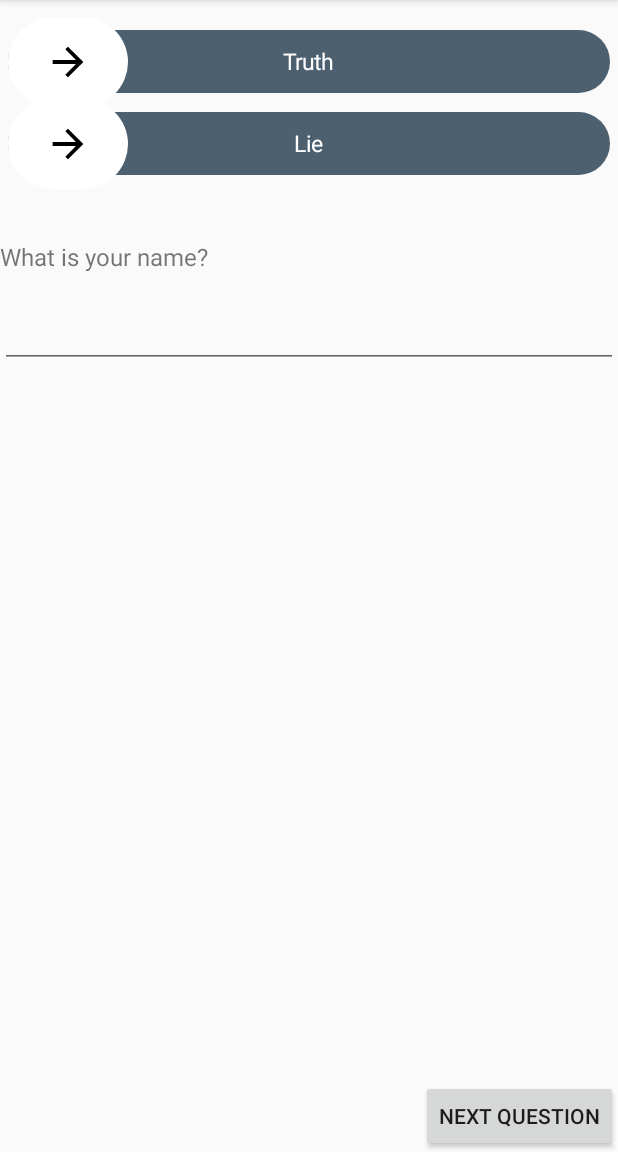
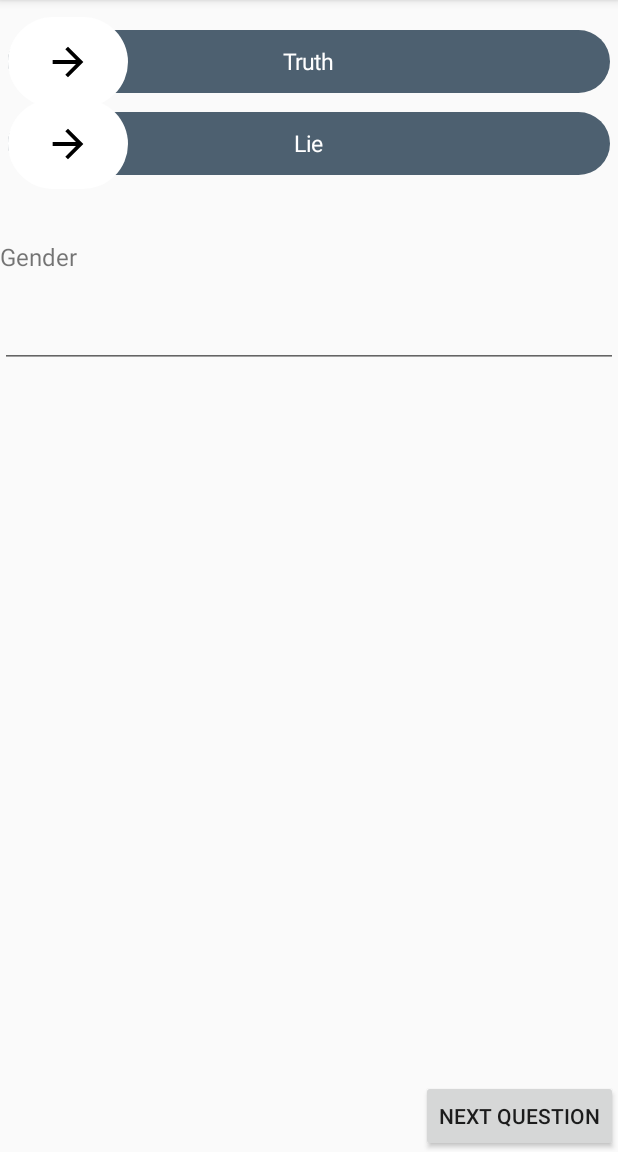
Before and after one commit to Neginysh/MIS-Project, an Android app: the MainActivity screen opened directly, with no data from a screen before it, after a tap on "NEXT QUESTION", on a phone screen of 412 x 824 dp, the part 84-1236 px from its top. Run offline under Robolectric (Android 15) with nearby library versions, the phone set to English and light mode, and no system bars.

Commit message:
DB modified

```diff
--- a/app/src/main/AndroidManifest.xml
+++ b/app/src/main/AndroidManifest.xml
@@ -9,7 +9,7 @@
         android:roundIcon="@mipmap/ic_launcher_round"
         android:supportsRtl="true"
         android:theme="@style/AppTheme">
-        <activity android:name=".MainActivity"></activity>
+        <activity android:name=".MainActivity" />
         <activity android:name=".UserActivity">
             <intent-filter>
                 <action android:name="android.intent.action.MAIN" />
@@ -17,6 +17,7 @@
                 <category android:name="android.intent.category.LAUNCHER" />
             </intent-filter>
         </activity>
+        <activity android:name=".FinishActivity"></activity>
     </application>
 
 </manifest>
--- a/app/src/main/java/com/example/lenovocom/lieortruth/MainActivity.java
+++ b/app/src/main/java/com/example/lenovocom/lieortruth/MainActivity.java
@@ -1,6 +1,6 @@
 package com.example.lenovocom.lieortruth;
 
-import android.content.Context;
+import android.content.Intent;
 import android.hardware.Sensor;
 import android.hardware.SensorEvent;
 import android.hardware.SensorEventListener;
@@ -9,50 +9,63 @@ import android.support.v7.app.AppCompatActivity;
 import android.os.Bundle;
 import android.text.Editable;
 import android.text.TextWatcher;
-import android.util.Log;
 import android.view.MotionEvent;
 import android.view.View;
+import android.view.ViewGroup;
 import android.widget.Button;
 import android.widget.EditText;
 import android.widget.TextView;
 import android.widget.Toast;
 
-import java.io.BufferedWriter;
-import java.io.File;
-import java.io.FileWriter;
-import java.io.IOException;
-import java.io.OutputStreamWriter;
+import com.example.lenovocom.lieortruth.dataAccess.AnswerFeatureDataAccess;
+import com.example.lenovocom.lieortruth.dataAccess.QuestionDataAccess;
+import com.example.lenovocom.lieortruth.dataAccess.TestDataAccess;
+import com.example.lenovocom.lieortruth.entities.Question;
+import com.example.lenovocom.lieortruth.entities.Test;
+
 import java.util.ArrayList;
+import java.util.Calendar;
+import java.util.Collections;
+import java.util.Date;
 import java.util.List;
 
 
 public class MainActivity extends AppCompatActivity implements View.OnFocusChangeListener, TextWatcher, SensorEventListener, View.OnClickListener, View.OnTouchListener {
+
     SwipeButton swipeButtonTruth;
     SwipeButton swipeButtonLie;
     TextView textView;
     EditText editText;
     Button button;
-
     Sensor sensor;
     SensorManager sensorManager;
     float sensorX, sensorY, sensorZ, sensorM;
-    List<Float> listSensorX =  new ArrayList<>();
-    List<Float>listSensorY = new ArrayList<>();
-    List<Float>listSensorZ = new ArrayList<>();
-    List<Float>listSensorM = new ArrayList<>();
+    List<Float> listSensorX = new ArrayList<>();
+    List<Float> listSensorY = new ArrayList<>();
+    List<Float> listSensorZ = new ArrayList<>();
+    List<Float> listSensorM = new ArrayList<>();
     float avgSensorX, avgSensorY, avgSensorZ, avgSensorM;
-
-    List<Float> btnPressureList = new ArrayList<>();
-
     double swipeButtonTruthDuration = 0;
     double swipeButtonLieDuration = 0;
     long etLastDown = 0;
     long etLastDuration = 0;
-    String etAnswer = null;
+    long answerTimeLastDown = 0;
+    double answerTime = 0;
+    String etAnswer = "";
+    float pressure = 0;
+    List<Float> btnPressureList = new ArrayList<>();
+    int btnPressureListNo = 0;
+    float btnPressureListMax = 0;
+    float btnPressureListAvg = 0;
 
+    List<Question> questions;
+    QuestionDataAccess questionDataAccess;
+    int currentQuestionNo = 0;
 
-    DataBaseHandler dataBaseHandler;
-    static final String DB_NAME = "featuresDB.sql";
+    TestDataAccess testDataAccess;
+    Test test;
+
+    AnswerFeatureDataAccess answerFeatureDataAccess = new AnswerFeatureDataAccess(this);
 
 
     @Override
@@ -60,6 +73,7 @@ public class MainActivity extends AppCompatActivity implements View.OnFocusChang
         super.onCreate(savedInstanceState);
         setContentView(R.layout.activity_main);
         init();
+        questionsInit();
 
         // To calculate the time typing the answer in edittext the time is considered from when the user tap on editttext(Focus) till the last change they make on edittext
         editText.setOnFocusChangeListener(this);
@@ -73,6 +87,7 @@ public class MainActivity extends AppCompatActivity implements View.OnFocusChang
 
 
     void init() {
+
         swipeButtonTruth = (SwipeButton) findViewById(R.id.swipe_truth_a);
         swipeButtonLie = (SwipeButton) findViewById(R.id.swipe_lie_a);
         textView = (TextView) findViewById(R.id.question_a);
@@ -85,7 +100,7 @@ public class MainActivity extends AppCompatActivity implements View.OnFocusChang
             public void onStateChange(boolean active) {
                 if (active) swipeButtonLie.setEnabled(false);
                 else swipeButtonLie.setEnabled(true);
-                Toast.makeText(MainActivity.this, swipeButtonTruth.swipeDuration() + " " + active, Toast.LENGTH_SHORT).show();
+//                Toast.makeText(MainActivity.this, swipeButtonTruth.swipeDuration() + " " + active, Toast.LENGTH_SHORT).show();
                 swipeButtonTruthDuration = swipeButtonTruth.swipeDuration();
             }
         });
@@ -94,7 +109,7 @@ public class MainActivity extends AppCompatActivity implements View.OnFocusChang
             public void onStateChange(boolean active) {
                 if (active) swipeButtonTruth.setEnabled(false);
                 else swipeButtonTruth.setEnabled(true);
-                Toast.makeText(MainActivity.this, swipeButtonLie.swipeDuration() + " " + active, Toast.LENGTH_SHORT).show();
+//                Toast.makeText(MainActivity.this, swipeButtonLie.swipeDuration() + " " + active, Toast.LENGTH_SHORT).show();
                 swipeButtonLieDuration = swipeButtonLie.swipeDuration();
             }
         });
@@ -103,32 +118,33 @@ public class MainActivity extends AppCompatActivity implements View.OnFocusChang
         sensor = sensorManager.getDefaultSensor(Sensor.TYPE_ACCELEROMETER);
         sensorManager.registerListener(this, sensor, sensorManager.SENSOR_DELAY_NORMAL);
 
-        dataBaseHandler = new DataBaseHandler(MainActivity.this, DB_NAME, null, 1);
+
     }
 
     @Override
     public void onFocusChange(View v, boolean hasFocus) {
         etLastDown = 0;                                     // if edidtext is focused again
         etLastDown = System.currentTimeMillis();
-        Toast.makeText(MainActivity.this, etLastDown + "", Toast.LENGTH_SHORT).show();
+//        Toast.makeText(MainActivity.this, etLastDown + "", Toast.LENGTH_SHORT).show();
     }
 
 
+    @Override
+    public void beforeTextChanged(CharSequence s, int start, int count, int after) {
+    }
 
     @Override
-    public void beforeTextChanged(CharSequence s, int start, int count, int after) {}
-    @Override
-    public void onTextChanged(CharSequence s, int start, int before, int count) {}
+    public void onTextChanged(CharSequence s, int start, int before, int count) {
+    }
+
     @Override
     public void afterTextChanged(Editable s) {
         if (etLastDown == 0)
             etLastDown = System.currentTimeMillis();
         etLastDuration = System.currentTimeMillis() - etLastDown;
-        Toast.makeText(MainActivity.this, etLastDuration + "", Toast.LENGTH_SHORT).show();
+//        Toast.makeText(MainActivity.this, etLastDuration + "", Toast.LENGTH_SHORT).show();
 
     }
-
-
 
 
     @Override
@@ -137,8 +153,6 @@ public class MainActivity extends AppCompatActivity implements View.OnFocusChang
         sensorY = event.values[1];
         sensorZ = event.values[2];
         sensorM = magnitude(event.values[0], event.values[1], event.values[2]);
-//        Toast.makeText(this, "x :  " + sensorX + " y :  " + sensorY + " z :  " + sensorZ + " m :  " + sensorM, Toast.LENGTH_SHORT).show();
-//        writeToFile(Double.toString(sensorX) ,MainActivity.this); // on internal storage???
         listSensorX.add(sensorX);
         listSensorY.add(sensorY);
         listSensorZ.add(sensorZ);
@@ -155,22 +169,22 @@ public class MainActivity extends AppCompatActivity implements View.OnFocusChang
         return (float) Math.sqrt(x * x + y * y + z * z);
     }
 
-    private float average(List<Float> sensorDataList) {
+    private float average(List<Float> dataList) {
         float temp = 0;
-        if (sensorDataList == null)
+        if (dataList == null)
             return 0;
         else {
-            for (int i = 0; i < sensorDataList.size(); i++) {
-                temp = temp + sensorDataList.get(i);
+            for (int i = 0; i < dataList.size(); i++) {
+                temp = temp + dataList.get(i);
             }
-            return temp / sensorDataList.size();
+            return temp / dataList.size();
         }
     }
 
     @Override
     public void onClick(View v) {
 
-        if (v.getId() == R.id.next)
+        if (v.getId() == R.id.next) {
 //            Toast.makeText(MainActivity.this, editText.getText().toString(), Toast.LENGTH_SHORT).show();
 
             sensorManager.unregisterListener(MainActivity.this);
@@ -182,16 +196,11 @@ public class MainActivity extends AppCompatActivity implements View.OnFocusChang
 
             etAnswer = editText.getText().toString();
 
+            answerTime = System.currentTimeMillis() - answerTimeLastDown;
 
-//        dataBaseHandler.insertToDB(avgSensorX,
-//                avgSensorY,
-//                avgSensorZ,
-//                avgSensorM,
-//                etLastDuration,
-//                swipeButtonTruthDuration,
-//                swipeButtonLieDuration);
+        }
 
-
+        fetchNextQuestion();
     }
 
 
@@ -210,12 +219,80 @@ public class MainActivity extends AppCompatActivity implements View.OnFocusChang
     //measure pressure on button when touched
     @Override
     public boolean onTouch(View v, MotionEvent event) {
-        float pressure = 1000;
         if (v.getId() == R.id.next) {
             pressure = event.getPressure();
-            Toast.makeText(this, pressure + "", Toast.LENGTH_SHORT).show();
+//            Toast.makeText(this, pressure + "", Toast.LENGTH_SHORT).show();
             btnPressureList.add(pressure);
+            btnPressureListNo = btnPressureList.size();
+            btnPressureListMax = Collections.max(btnPressureList);
+            btnPressureListAvg = average(btnPressureList);
         }
         return false;
     }
+
+
+    protected void questionsInit() {
+        testDataAccess = new TestDataAccess(this);
+        testDataAccess.open();
+        test = testDataAccess.Create(Calendar.getInstance().getTime().toString(), false);
+        testDataAccess.close();
+
+        questionDataAccess = new QuestionDataAccess(this);
+        questions = new ArrayList<Question>();
+        questionDataAccess.open();
+        questions = questionDataAccess.getAll();
+        questionDataAccess.close();
+        Collections.shuffle(questions);
+        showQuestion();
+
     }
+
+    private void showQuestion() {
+        textView.setText(questions.get(currentQuestionNo).getText());
+        resetFormStats();
+
+    }
+
+    private void resetFormStats() {
+        avgSensorX = 0;
+        avgSensorY = 0;
+        avgSensorZ = 0;
+        avgSensorM = 0;
+        swipeButtonTruthDuration = 0;
+        swipeButtonLieDuration = 0;
+        etLastDown = 0;
+        etLastDuration = 0;
+        etAnswer = "";
+        answerTime = 0;
+        pressure = 0;
+        btnPressureList = new ArrayList<>();
+        btnPressureListNo = 0;
+        btnPressureListMax = 0;
+        btnPressureListAvg = 0;
+        editText.clearFocus();
+        editText.setText("");
+
+        swipeButtonTruth.collapseButton(); //make initial state of swipe button disabled
+        swipeButtonLie.collapseButton();
+
+        answerTimeLastDown = System.currentTimeMillis();
+
+
+    }
+
+    private void fetchNextQuestion() {
+        answerFeatureDataAccess.open();
+        answerFeatureDataAccess.Create(test.getId(), questions.get(currentQuestionNo).getId(), avgSensorX, avgSensorY, avgSensorZ, avgSensorM, etLastDuration, swipeButtonTruthDuration, swipeButtonLieDuration, answerTime, btnPressureListMax, etAnswer, btnPressureListAvg, btnPressureListNo);
+        answerFeatureDataAccess.close();
+
+        if (currentQuestionNo < questions.size() - 1)
+            currentQuestionNo = currentQuestionNo + 1;
+        else {
+            Intent myIntent = new Intent(MainActivity.this, FinishActivity.class);
+            MainActivity.this.startActivity(myIntent);
+        }
+        showQuestion();
+    }
+
+
+}
--- a/app/src/main/java/com/example/lenovocom/lieortruth/dataAccess/AnswerFeatureDataAccess.java
+++ b/app/src/main/java/com/example/lenovocom/lieortruth/dataAccess/AnswerFeatureDataAccess.java
@@ -17,7 +17,6 @@ public class AnswerFeatureDataAccess {
 
     public static final String TABLE_NAME = "answer_features";
     public static final String COLUMN_ID = "id";
-    public static final String USER_ID = "userId";
     public static final String TEST_ID = "testId";
     public static final String QUESTION_ID = "questionId";
     public static final String SENSOR_X = "avgSensorX";
@@ -28,17 +27,18 @@ public class AnswerFeatureDataAccess {
     public static final String SB_TRUTH_DURATION = "swipeButtonTruthDuration";
     public static final String SB_LIE_DURATION = "swipeButtonLieDuration";
     public static final String ANSWER_TIME = "answerTime";
-    public static final String BUTTON_PRESSURE = "btnPressure";
+    public static final String BUTTON_PRESSURE_MAX = "btnPressure";
     public static final String ET_ANSWER = "etAnswer";
+    public static final String BUTTON_PRESSURE_AVG = "btnPressureListAvg";
+    public static final String BUTTON_PRESSURE_NO = "btnPressureListNo";
 
 
-    private String[] allColumns = {COLUMN_ID, USER_ID, TEST_ID, QUESTION_ID, SENSOR_X, SENSOR_Y, SENSOR_Z, SENSOR_M, ET_DURATION, SB_TRUTH_DURATION, SB_LIE_DURATION, ANSWER_TIME, BUTTON_PRESSURE, ET_ANSWER};
+    private String[] allColumns = {COLUMN_ID, TEST_ID, QUESTION_ID, SENSOR_X, SENSOR_Y, SENSOR_Z, SENSOR_M, ET_DURATION, SB_TRUTH_DURATION, SB_LIE_DURATION, ANSWER_TIME, BUTTON_PRESSURE_MAX, ET_ANSWER, BUTTON_PRESSURE_AVG, BUTTON_PRESSURE_NO};
 
     // Create table SQL query
     public static final String CREATE_TABLE =
             "CREATE TABLE " + TABLE_NAME + "("
                     + COLUMN_ID + " INTEGER PRIMARY KEY AUTOINCREMENT,"
-                    + USER_ID + " INT,"
                     + TEST_ID + " INT,"
                     + QUESTION_ID + " INT,"
                     + SENSOR_X + " REAL,"
@@ -49,11 +49,13 @@ public class AnswerFeatureDataAccess {
                     + SB_TRUTH_DURATION + " REAL,"
                     + SB_LIE_DURATION + " REAL,"
                     + ANSWER_TIME + " REAL,"
-                    + BUTTON_PRESSURE + " REAL"
-                    + ET_ANSWER + " TEXT"
+                    + BUTTON_PRESSURE_MAX + " REAL,"
+                    + ET_ANSWER + " TEXT,"
+                    + BUTTON_PRESSURE_AVG + " REAL,"
+                    + BUTTON_PRESSURE_NO + " INT"
                     + ")";
 
-    public void AnswerFeatureDataAccess(Context context) {
+    public AnswerFeatureDataAccess(Context context) {
         dbHelper = new DatabaseHelper(context);
     }
 
@@ -65,11 +67,10 @@ public class AnswerFeatureDataAccess {
         dbHelper.close();
     }
 
-    public AnswerFeature Create(int userId, int testID, int questionId, double sensorX, double sensorY, double sensorZ, double sensorM,
-                                long etDuration, double sbTruth, double sbLie, double answerTime, float btnPressure, String etAnswer)
+    public AnswerFeature Create(int testID, int questionId, double sensorX, double sensorY, double sensorZ, double sensorM,
+                                long etDuration, double sbTruth, double sbLie, double answerTime, float btnPressure, String etAnswer, float btnPressureListAvg, int btnPressureListNo)
     {
         ContentValues values = new ContentValues();
-        values.put(USER_ID, userId);
         values.put(TEST_ID, testID);
         values.put(QUESTION_ID, questionId);
         values.put(SENSOR_X, sensorX);
@@ -80,10 +81,12 @@ public class AnswerFeatureDataAccess {
         values.put(SB_TRUTH_DURATION, sbTruth);
         values.put(SB_LIE_DURATION, sbLie);
         values.put(ANSWER_TIME, answerTime);
-        values.put(BUTTON_PRESSURE, btnPressure);
+        values.put(BUTTON_PRESSURE_MAX, btnPressure);
         values.put(ET_ANSWER, etAnswer);
+        values.put(BUTTON_PRESSURE_AVG, btnPressureListAvg);
+        values.put(BUTTON_PRESSURE_NO, btnPressureListNo);
 
-        long insertId = database.insert(TABLE_NAME, null, values);
+        long insertId = database.insertOrThrow(TABLE_NAME, null, values);
         Cursor cursor = database.query(TABLE_NAME, allColumns,COLUMN_ID + " = " + insertId, null,
                 null, null, null);
         cursor.moveToFirst();
@@ -119,7 +122,6 @@ public class AnswerFeatureDataAccess {
     public void update(AnswerFeature answerFeature){
         int id = answerFeature.getId();
         ContentValues values = new ContentValues();
-        values.put(USER_ID, answerFeature.getUserId());
         values.put(TEST_ID, answerFeature.getTestId());
         values.put(QUESTION_ID, answerFeature.getQuestionId());
         values.put(SENSOR_X, answerFeature.getAvgSensorX());
@@ -130,8 +132,10 @@ public class AnswerFeatureDataAccess {
         values.put(SB_TRUTH_DURATION, answerFeature.getSwipeButtonTruthDuration());
         values.put(SB_LIE_DURATION, answerFeature.getSwipeButtonLieDuration());
         values.put(ANSWER_TIME, answerFeature.getAnswerTime());
-        values.put(BUTTON_PRESSURE, answerFeature.getBtnPressure());
+        values.put(BUTTON_PRESSURE_MAX, answerFeature.getBtnPressureMax());
         values.put(ET_ANSWER, answerFeature.getEtAnswer());
+        values.put(BUTTON_PRESSURE_AVG, answerFeature.getBtnPressureListAvg());
+        values.put(BUTTON_PRESSURE_NO, answerFeature.getEtAnswer());
         database.update(TABLE_NAME, values, COLUMN_ID + " = " + id, null);
     }
 
@@ -140,19 +144,20 @@ public class AnswerFeatureDataAccess {
         AnswerFeature answerFeature = new AnswerFeature();
 
         answerFeature.setId(cursor.getInt(0));
-        answerFeature.setUserId(cursor.getInt(1));
-        answerFeature.setTestId(cursor.getInt(2));
-        answerFeature.setQuestionId(cursor.getInt(3));
-        answerFeature.setAvgSensorX(cursor.getDouble(4));
-        answerFeature.setAvgSensorY(cursor.getDouble(5));
-        answerFeature.setAvgSensorZ(cursor.getDouble(6));
-        answerFeature.setAvgSensorM(cursor.getDouble(7));
-        answerFeature.setEtDuration(cursor.getLong(8));
-        answerFeature.setSwipeButtonTruthDuration(cursor.getDouble(9));
-        answerFeature.setSwipeButtonLieDuration(cursor.getDouble(10));
-        answerFeature.setAnswerTime(cursor.getDouble(11));
-        answerFeature.setBtnPressure(cursor.getFloat(12));
-        answerFeature.setEtAnswer(cursor.getString(13));
+        answerFeature.setTestId(cursor.getInt(1));
+        answerFeature.setQuestionId(cursor.getInt(2));
+        answerFeature.setAvgSensorX(cursor.getDouble(3));
+        answerFeature.setAvgSensorY(cursor.getDouble(4));
+        answerFeature.setAvgSensorZ(cursor.getDouble(5));
+        answerFeature.setAvgSensorM(cursor.getDouble(6));
+        answerFeature.setEtDuration(cursor.getLong(7));
+        answerFeature.setSwipeButtonTruthDuration(cursor.getDouble(8));
+        answerFeature.setSwipeButtonLieDuration(cursor.getDouble(9));
+        answerFeature.setAnswerTime(cursor.getDouble(10));
+        answerFeature.setBtnPressureMax(cursor.getFloat(11));
+        answerFeature.setEtAnswer(cursor.getString(12));
+        answerFeature.setBtnPressureListAvg(cursor.getFloat(13));
+        answerFeature.setBtnPressureListNo(cursor.getInt(14));
 
         return answerFeature;
     }
--- a/app/src/main/java/com/example/lenovocom/lieortruth/dataAccess/TestDataAccess.java
+++ b/app/src/main/java/com/example/lenovocom/lieortruth/dataAccess/TestDataAccess.java
@@ -34,7 +34,7 @@ public class TestDataAccess {
                     + SENT_TO_SERVER + " BOOLEAN"
                     + ")";
 
-    public void TestDataAccess(Context context) {
+    public TestDataAccess(Context context) {
         dbHelper = new DatabaseHelper(context);
     }
 
--- a/app/src/main/java/com/example/lenovocom/lieortruth/dataAccess/UserDataAccess.java
+++ b/app/src/main/java/com/example/lenovocom/lieortruth/dataAccess/UserDataAccess.java
@@ -6,6 +6,7 @@ import android.database.Cursor;
 import android.database.SQLException;
 import android.database.sqlite.SQLiteDatabase;
 
+import com.example.lenovocom.lieortruth.UserActivity;
 import com.example.lenovocom.lieortruth.entities.User;
 
 import java.util.ArrayList;
@@ -34,7 +35,8 @@ public class UserDataAccess {
                     + COLUMN_AGE + " INT"
                     + ")";
 
-    public void UserDataAccess(Context context) {
+
+    public UserDataAccess(Context context) {
         dbHelper = new DatabaseHelper(context);
     }
 
--- a/app/src/main/java/com/example/lenovocom/lieortruth/entities/AnswerFeature.java
+++ b/app/src/main/java/com/example/lenovocom/lieortruth/entities/AnswerFeature.java
@@ -5,7 +5,6 @@ public class AnswerFeature {
     private int id;
     private int testId;
     private int questionId;
-    private int userId;
     private double avgSensorX;
     private double avgSensorY;
     private double avgSensorZ;
@@ -14,16 +13,33 @@ public class AnswerFeature {
     private double swipeButtonTruthDuration;
     private double swipeButtonLieDuration;
     private double answerTime;
-    private float btnPressure;
+    private float btnPressureMax;
     private String etAnswer;
+    int btnPressureListNo;
+    float btnPressureListAvg;
 
     public AnswerFeature() {
     }
 
 
-    public AnswerFeature(int id, int testId, int questionId, int userId, double avgSensorX, double avgSensorY, double avgSensorZ, double avgSensorM, long etDuration, double swipeButtonTruthDuration, double swipeButtonLieDuration, double answerTime, float btnPressure, String etAnswer) {
+    public int getBtnPressureListNo() {
+        return btnPressureListNo;
+    }
+
+    public void setBtnPressureListNo(int btnPressureListNo) {
+        this.btnPressureListNo = btnPressureListNo;
+    }
+
+    public float getBtnPressureListAvg() {
+        return btnPressureListAvg;
+    }
+
+    public void setBtnPressureListAvg(float btnPressureListAvg) {
+        this.btnPressureListAvg = btnPressureListAvg;
+    }
+
+    public AnswerFeature(int id, int testId, int questionId, double avgSensorX, double avgSensorY, double avgSensorZ, double avgSensorM, long etDuration, double swipeButtonTruthDuration, double swipeButtonLieDuration, double answerTime, float btnPressureMax, String etAnswer, int btnPressureListNo, float btnPressureListAvg) {
         this.id = id;
-        this.userId = userId;
         this.testId = testId;
         this.questionId = questionId;
         this.avgSensorX = avgSensorX;
@@ -34,8 +50,11 @@ public class AnswerFeature {
         this.swipeButtonTruthDuration = swipeButtonTruthDuration;
         this.swipeButtonLieDuration = swipeButtonLieDuration;
         this.answerTime = answerTime;
-        this.btnPressure = btnPressure;
+        this.btnPressureMax = btnPressureMax;
         this.etAnswer = etAnswer;
+        this.btnPressureListAvg = btnPressureListAvg;
+        this.btnPressureListNo = btnPressureListNo;
+
 
     }
 
@@ -48,10 +67,6 @@ public class AnswerFeature {
     public void setId(int id) {
         this.id = id;
     }
-
-    public int getUserId() { return userId; }
-
-    public void setUserId(int userId) { this.userId = userId; }
 
     public int getTestId() {
         return testId;
@@ -133,12 +148,12 @@ public class AnswerFeature {
         this.answerTime = answerTime;
     }
 
-    public float getBtnPressure() {
-        return btnPressure;
+    public float getBtnPressureMax() {
+        return btnPressureMax;
     }
 
-    public void setBtnPressure(float btnPressure) {
-        this.btnPressure = btnPressure;
+    public void setBtnPressureMax(float btnPressureMax) {
+        this.btnPressureMax = btnPressureMax;
     }
 
     public String getEtAnswer() { return etAnswer; }
--- a/app/src/main/res/layout/activity_main.xml
+++ b/app/src/main/res/layout/activity_main.xml
@@ -4,6 +4,7 @@
     xmlns:tools="http://schemas.android.com/tools"
     android:layout_width="match_parent"
     android:layout_height="match_parent"
+    android:id="@+id/relativeLayout"
     tools:context=".MainActivity">
 
     <com.example.lenovocom.lieortruth.SwipeButton
```
Also changed, not shown: app/src/main/java/com/example/lenovocom/lieortruth/FinishActivity.java (added, +13 -0 lines), app/src/main/java/com/example/lenovocom/lieortruth/SwipeButton.java (+10 -2 lines), app/src/main/java/com/example/lenovocom/lieortruth/UserActivity.java (+44 -6 lines), app/src/main/java/com/example/lenovocom/lieortruth/dataAccess/DatabaseHelper.java (+7 -0 lines), app/src/main/java/com/example/lenovocom/lieortruth/dataAccess/QuestionDataAccess.java (+26 -6 lines), app/src/main/res/layout/activity_finish.xml (added, +17 -0 lines), app/src/main/res/layout/activity_user.xml (+2 -7 lines), 6 other files. Lines whose indentation alone changed are shown as unchanged.
